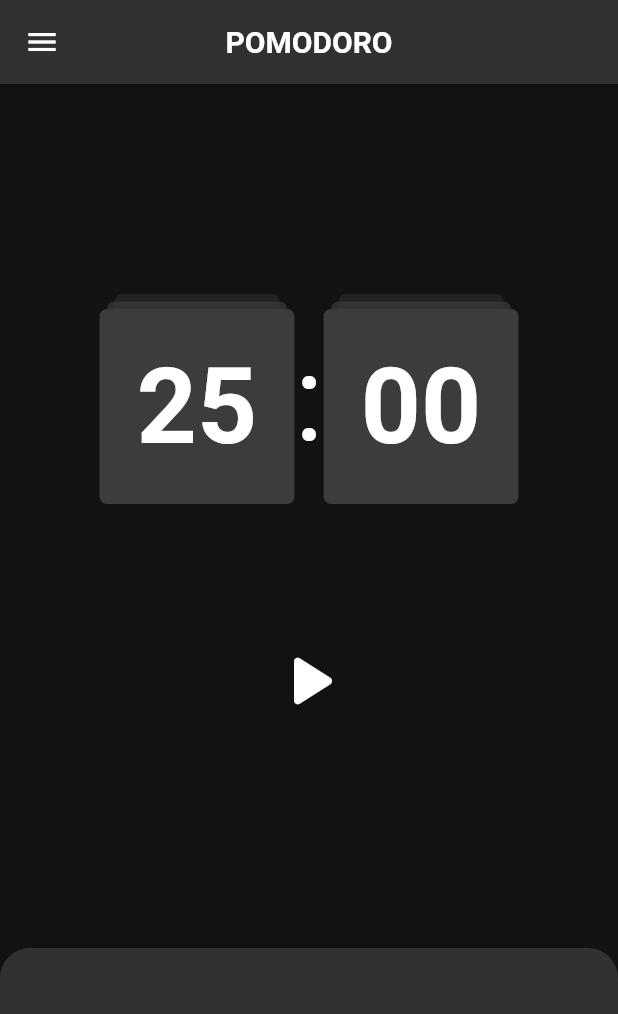
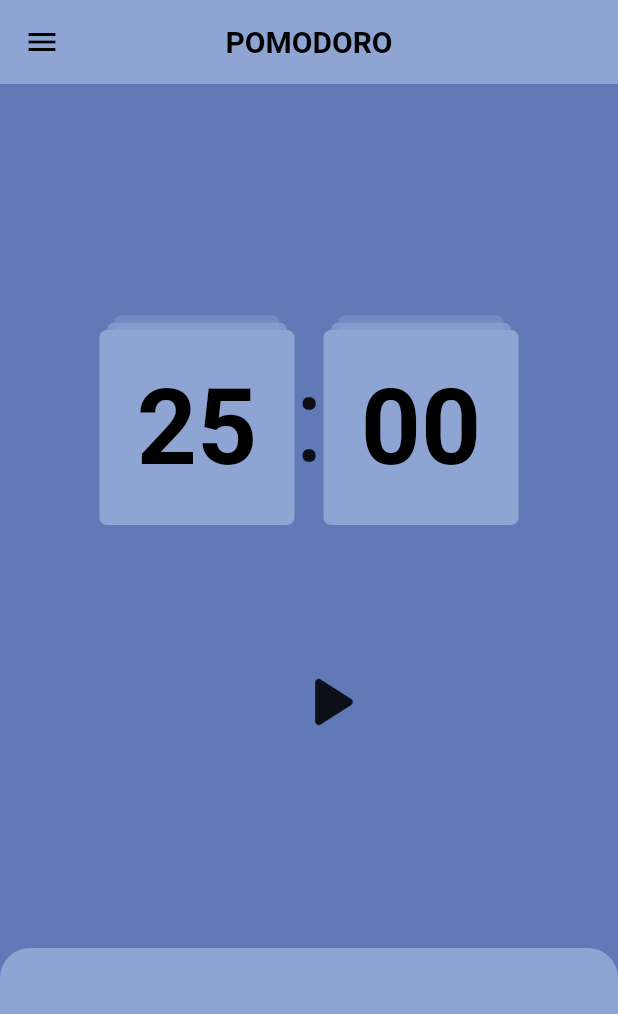
Before and after one commit to JoohanJin/POMODORO, a Flutter app: the screen it shows after launch, on a phone screen of 412 x 824 dp. Shown: the top 1014 px of the screen. Run offline on Flutter 3.47's test engine with Material 2 defaults, Android fonts, the phone set to English and light mode, and no system bars; missing offline and left inert: pausable_timer.

Commit message:
working on the reset button and finished the color theme

```diff
--- a/lib/main.dart
+++ b/lib/main.dart
@@ -14,23 +14,22 @@
       theme: ThemeData(
         brightness: Brightness.light,
         colorScheme: const ColorScheme.light(
-          primary: Color(0xFF8EA4D2),
-          secondary: Color(0xFF6279b8),
+          primary: Color(0xFF8EA4D2), // appbar and down bar
+          secondary: Color(0xFF8EA4D2), // timer card
           onPrimary: Colors.black,
-          primaryContainer: Colors.black,
-          onPrimaryContainer: Colors.white,
+          surface: Color(0xFF6279b8), // scaffld
         ),
       ),
       darkTheme: ThemeData(
         brightness: Brightness.dark,
         colorScheme: const ColorScheme.dark(
-          primary: Color(0xFF323031),
-          secondary: Color(0xff3d3b3c),
-          primaryContainer: Colors.white,
+          primary: Color(0xFF323031), // appbar and down bar
+          secondary: Color(0xff3d3b3c), // timer card
           onPrimary: Colors.white,
+          surface: Color(0xff121212), // scaffld
         ),
       ),
-      themeMode: ThemeMode.dark,
+      themeMode: ThemeMode.light,
       home: const HomeScreen(),
     );
   }
--- a/lib/screens/home_screen.dart
+++ b/lib/screens/home_screen.dart
@@ -130,13 +130,53 @@
                       children: const [],
                     ),
                   ),
+                  !started
+                      ? Center(
+                          child: IconButton(
+                            onPressed: onPlayPauseTap,
+                            icon: const Icon(
+                              Icons.play_arrow_rounded,
+                              size: 60,
+                            ),
+                          ),
+                        )
+                      : Row(
+                          mainAxisAlignment: MainAxisAlignment.center,
+                          children: [
                             IconButton(
+                              onPressed: onPlayPauseTap,
+                              icon: const Icon(
+                                Icons.pause_rounded,
+                                size: 60,
+                              ),
+                            ),
+                            IconButton(
+                              onPressed: () {},
+                              icon: const Icon(
+                                Icons.square_rounded,
+                                size: 50,
+                              ),
+                            )
+                          ],
+                        )
+                  /*
+                  Row(
+                    mainAxisAlignment: MainAxisAlignment.spaceEvenly,
+                    children: [
+                      started ? IconButton(
+                            onPressed = onPlayPauseTap,
+                            icon = const Icon(Icons.play_arrow_rounded),
+                          ) :
+                      /*IconButton(
+                        // maybe need to change ->
                         onPressed: onPlayPauseTap,
                         icon: Icon(started
                             ? Icons.pause_rounded
                             : Icons.play_arrow_rounded),
                         iconSize: 60,
-                  )
+                      ),*/
+                    ],
+                  ),*/
                 ], // Column Children
               ),
             ),
```
Also changed, not shown: lib/widgets/animator.dart (added), 2 other files. Lines whose indentation alone changed are shown as unchanged.
